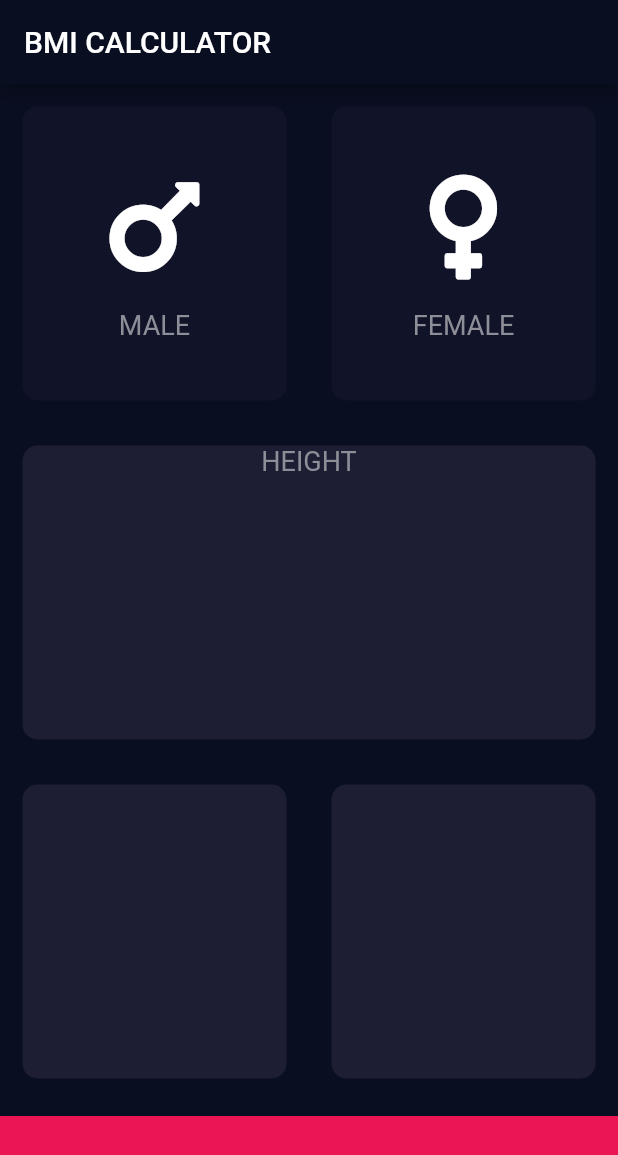
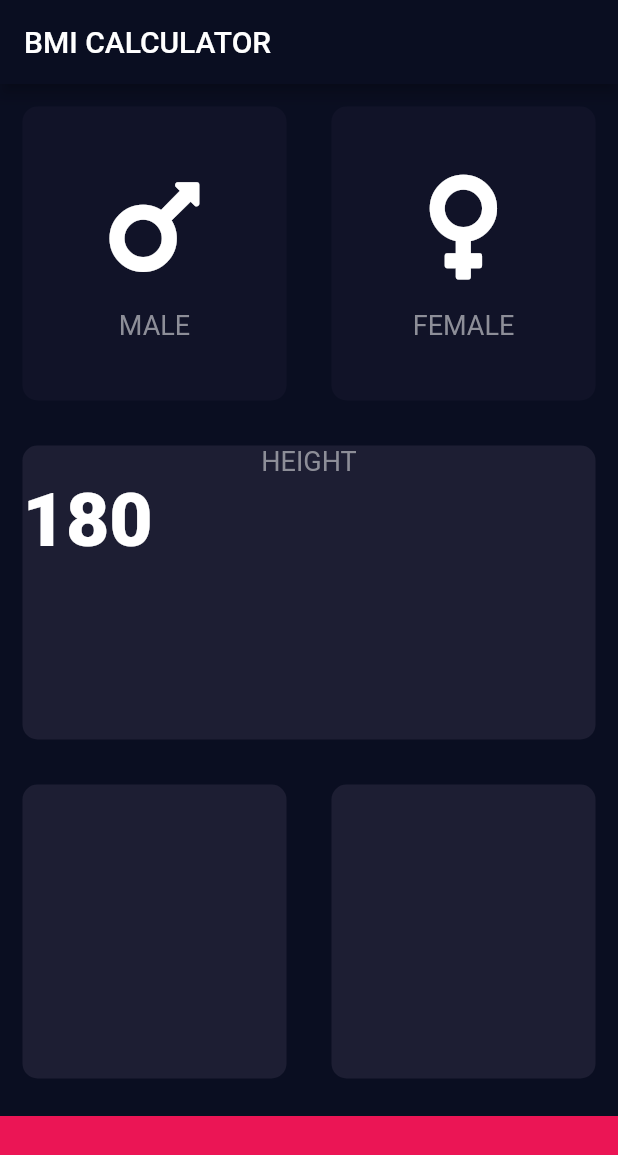
Before and after one commit to killerwilmer/appbrewery_flutter, a Flutter app: the screen it shows after launch, on a phone screen of 412 x 824 dp. Shown: the top 1155 px of the screen. Run offline on Flutter 3.47's test engine with Material 2 defaults, Android fonts, the phone set to English and light mode, and no system bars; our stand-ins replace audioplayers, font_awesome_flutter, rflutter_alert.

Commit message:
Create constant for number text style

```diff
--- a/bmi-calculator-flutter/lib/constants.dart
+++ b/bmi-calculator-flutter/lib/constants.dart
@@ -9,3 +9,5 @@ const kLabelTextStyle = TextStyle(
   fontSize: 18.0,
   color: Color(0xFF8D8E98),
 );
+
+const kLabelNumber = TextStyle(fontSize: 50.0, fontWeight: FontWeight.w900);
--- a/bmi-calculator-flutter/lib/input_page.dart
+++ b/bmi-calculator-flutter/lib/input_page.dart
@@ -70,6 +70,14 @@ class _InputPageState extends State<InputPage> {
                     'HEIGHT',
                     style: kLabelTextStyle,
                   ),
+                  Row(
+                    children: <Widget>[
+                      Text(
+                        '180',
+                        style: kLabelNumber,
+                      ),
+                    ],
+                  ),
                 ],
               ),
             ),
```
